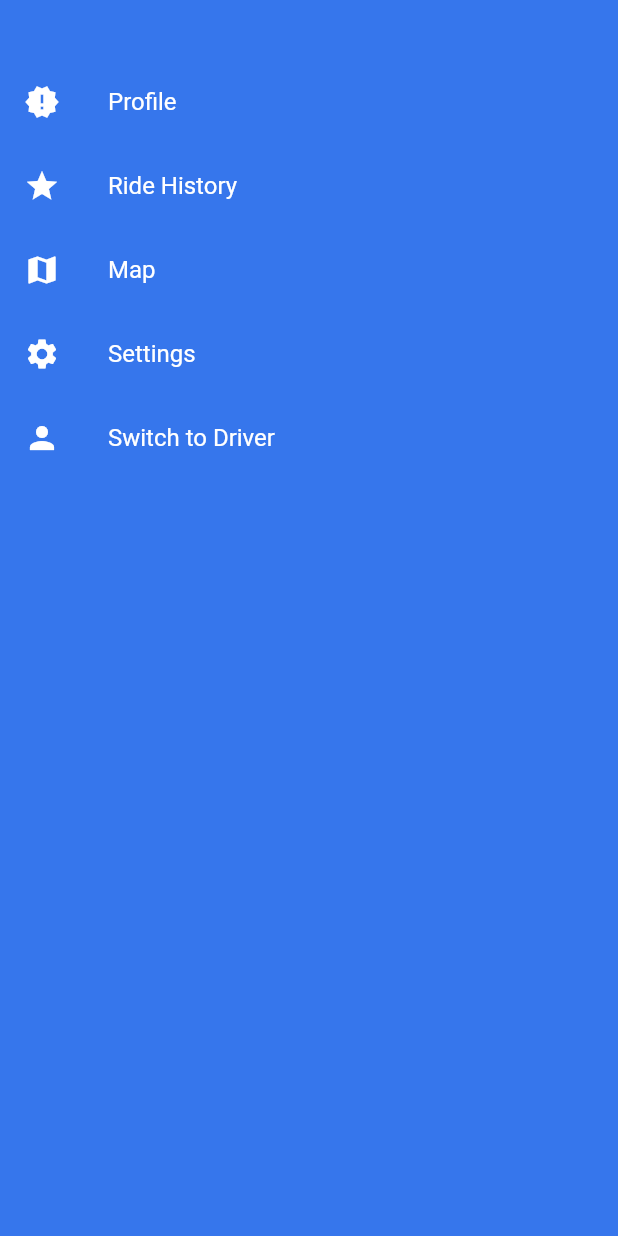
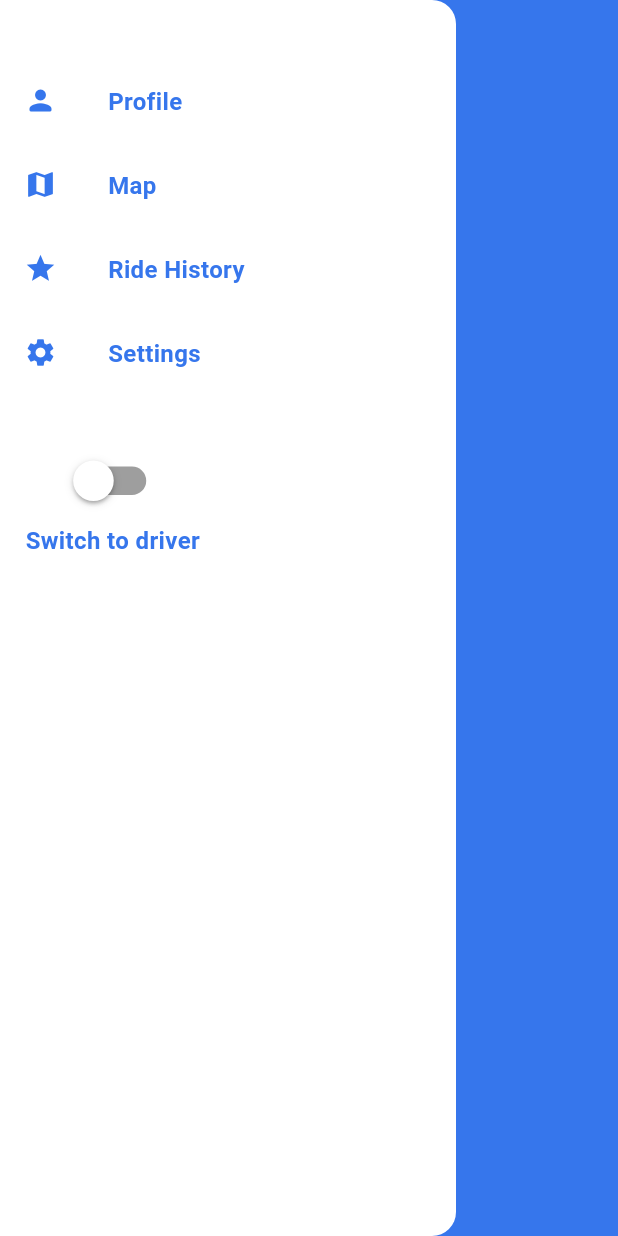
Before and after one commit to Ghulam213/hopOn-car-pooling-app, a Flutter app: the AppDrawer widget shown alone on an empty page, opened directly, on a phone screen of 412 x 824 dp. Run offline on Flutter 3.47's test engine with Material 2 defaults, Android fonts, the phone set to English and light mode, and no system bars; our stand-ins replace carousel_slider, dio, easy_localization, file_picker, firebase_messaging, flutter_mobx and 7 more; missing offline and left inert: android_sms_retriever, country_list_pick, mapbox_gl, numeric_keyboard, phone_number; accounts and stored records are empty; generated files the repository leaves out were written again; network calls fail; statements that could not run were skipped; project files that could hold a hidden picture were left out.

Commit message:
final defence 1

```diff
--- a/frontend/lib/Utils/helpers.dart
+++ b/frontend/lib/Utils/helpers.dart
@@ -22,8 +22,8 @@ void setSharedPrefs(String key, String value) async {
 }
 
 LatLng getLatLngFromSharedPrefs() {
-  return LatLng(sharedPreferences.getDouble('latitude') ?? 23.3,
-      sharedPreferences.getDouble('longitude') ?? 70.3);
+  return LatLng(sharedPreferences.getDouble('latitude') ?? 33.6844,
+      sharedPreferences.getDouble('longitude') ?? 73.0479);
 }
 
 LatLng getLatLngFromRestaurantData(int index) {
--- a/frontend/lib/core/auth/screens/otp_screen.dart
+++ b/frontend/lib/core/auth/screens/otp_screen.dart
@@ -185,7 +185,7 @@ class _OtpPageState extends State<OtpPage> {
                                     'An 6 digit code hase been sent to ${widget.phoneNumber}'),
                                 style: Theme.of(context)
                                     .textTheme
-                                    .bodyText1!
+                                    .bodyMedium!
                                     .copyWith(
                                         fontWeight: FontWeight.w400,
                                         fontSize: 14,
@@ -222,7 +222,7 @@ class _OtpPageState extends State<OtpPage> {
                           rightButtonFn: () {
                             Navigator.of(context).push(
                               MaterialPageRoute(
-                                  builder: (_) => ProfileScreen()),
+                                  builder: (_) => MapScreen()),
                             );
                             // if (widget.otpmode == 'login') {
                             //   loginStore.validateOtpAndLogin(
--- a/frontend/lib/core/map/screens/home.dart
+++ b/frontend/lib/core/map/screens/home.dart
@@ -8,6 +8,7 @@ import 'package:mapbox_gl/mapbox_gl.dart';
 import '../../../Utils/constants.dart';
 import '../../../Utils/helpers.dart';
 import '../../profile/widgets/registration_modal.dart';
+import '../../widgets/drawer.dart';
 import '../widgets/coursel_card.dart';
 
 class MapScreen extends StatefulWidget {
@@ -120,6 +121,7 @@ class _MapScreenState extends State<MapScreen> {
                   items: carouselItems,
                   options: CarouselOptions(
                       height: 110,
+
                       viewportFraction: 0.6,
                       initialPage: 0,
                       enableInfiniteScroll: false,
@@ -142,54 +144,9 @@ class _MapScreenState extends State<MapScreen> {
         },
         child: const Icon(
           Icons.my_location,
-          color: AppColors.FONT_GRAY,
+          color: Colors.white,
         ),
       ),
     );
   }
 }
-
-class AppDrawer extends StatelessWidget {
-  final double width;
-  const AppDrawer({Key? key, required this.width}) : super(key: key);
-
-  @override
-  Widget build(BuildContext context) {
-    return Drawer(
-      child: Theme(
-        data: ThemeData(brightness: Brightness.dark),
-        child: SizedBox(
-          width: width,
-          height: double.infinity,
-          child: Column(
-            crossAxisAlignment: CrossAxisAlignment.start,
-            mainAxisSize: MainAxisSize.max,
-            children: [
-              const SizedBox(height: 40),
-              const ListTile(
-                leading: Icon(Icons.new_releases),
-                title: Text('Profile'),
-              ),
-              const ListTile(
-                leading: Icon(Icons.star),
-                title: Text('Ride History'),
-              ),
-              const ListTile(
-                leading: Icon(Icons.map),
-                title: Text('Map'),
-              ),
-              const ListTile(
-                leading: Icon(Icons.settings),
-                title: Text('Settings'),
-              ),
-              const ListTile(
-                leading: Icon(Icons.person),
-                title: Text('Switch to Driver'),
-              ),
-            ],
-          ),
-        ),
-      ),
-    );
-  }
-}
--- a/frontend/lib/core/profile/screens/edit_rider_profile_screen.dart
+++ b/frontend/lib/core/profile/screens/edit_rider_profile_screen.dart
@@ -75,7 +75,7 @@ class _EditProfileScreenState extends State<EditProfileScreen> {
         child: Column(
           children: [
             SizedBox(
-              height: _config.uiHeightPx * 0.6,
+              height: _config.uiHeightPx * 0.5,
               child: SingleChildScrollView(
                 physics: const AlwaysScrollableScrollPhysics(),
                 child: Column(
--- /dev/null
+++ b/frontend/lib/core/widgets/drawer.dart
@@ -0,0 +1,112 @@
+import 'package:flutter/material.dart';
+import 'package:hop_on/core/map/screens/home.dart';
+import 'package:hop_on/core/profile/screens/profile_screen.dart';
+
+import '../../Utils/colors.dart';
+import '../../config/sizeconfig/size_config.dart';
+
+class AppDrawer extends StatefulWidget {
+  final double width;
+  const AppDrawer({Key? key, required this.width}) : super(key: key);
+
+  @override
+  State<AppDrawer> createState() => _AppDrawerState();
+}
+
+class _AppDrawerState extends State<AppDrawer> {
+  final SizeConfig _config = SizeConfig();
+  bool isDriver = false;
+
+  @override
+  Widget build(BuildContext context) {
+    var textStyle = Theme.of(context).textTheme.bodyMedium!.copyWith(
+        fontSize: 16,
+        fontWeight: FontWeight.w600,
+        height: 1.0,
+        color: AppColors.PRIMARY_500);
+
+    return Drawer(
+      backgroundColor: AppColors.LM_BACKGROUND_BASIC,
+      child: Theme(
+        data: ThemeData(brightness: Brightness.light),
+        child: SizedBox(
+          width: widget.width,
+          height: double.infinity,
+          child: Column(
+            crossAxisAlignment: CrossAxisAlignment.start,
+            mainAxisSize: MainAxisSize.max,
+            children: <Widget>[
+              const SizedBox(height: 40),
+              ListTile(
+                leading: Icon(Icons.person_rounded,
+                    size: 22, color: AppColors.PRIMARY_500),
+                title: Text('Profile', style: textStyle),
+                onTap: () => {
+                  Navigator.of(context).push(
+                    MaterialPageRoute(builder: (_) => ProfileScreen()),
+                  )
+                },
+              ),
+              ListTile(
+                leading:
+                    Icon(Icons.map, size: 22, color: AppColors.PRIMARY_500),
+                title: Text('Map', style: textStyle),
+                onTap: () => {
+                  Navigator.of(context).push(
+                    MaterialPageRoute(builder: (_) => MapScreen()),
+                  )
+                },
+              ),
+              ListTile(
+                leading:
+                    Icon(Icons.star, size: 22, color: AppColors.PRIMARY_500),
+                title: Text('Ride History', style: textStyle),
+              ),
+              ListTile(
+                leading: Icon(Icons.settings,
+                    size: 22, color: AppColors.PRIMARY_500),
+                title: Text('Settings', style: textStyle),
+              ),
+              const SizedBox(height: 20),
+              ListTile(
+                title: Padding(
+                  padding: const EdgeInsets.only(left: 1.0),
+                  child: Align(
+                    alignment: Alignment.centerLeft,
+                    child: Column(
+                      children: [
+                        SizedBox(
+                          width: _config.sw(20).toDouble(),
+                          height: _config.sh(65).toDouble(),
+                          child: FittedBox(
+                            fit: BoxFit.fitHeight,
+                            child: Switch.adaptive(
+                              trackColor:
+                                  MaterialStateProperty.all(Colors.black38),
+                              activeColor: AppColors.LM_BACKGROUND_BASIC,
+                              inactiveThumbColor: AppColors.LM_BACKGROUND_BASIC,
+                              activeThumbImage:
+                                  const AssetImage('assets/images/carpool.png'),
+                              inactiveThumbImage:
+                                  const AssetImage('assets/images/driver.png'),
+                              value: isDriver,
+                              onChanged: (value) => setState(() {
+                                isDriver = !isDriver;
+                              }),
+                            ),
+                          ),
+                        ),
+                        Text(isDriver ? 'Switch to rider' : 'Switch to driver',
+                            style: textStyle),
+                      ],
+                    ),
+                  ),
+                ),
+              ),
+            ],
+          ),
+        ),
+      ),
+    );
+  }
+}
--- a/frontend/lib/main.dart
+++ b/frontend/lib/main.dart
@@ -123,7 +123,6 @@ class _AppState extends State<App> with WidgetsBindingObserver {
                     height: size.height,
                     width: size.width,
                     allowFontScaling: true);
-
                 return const SplashScreen();
               },
             ),
```
Also changed, not shown: frontend/lib/core/auth/screens/signup_screen.dart (+30 -3 lines), frontend/lib/core/map/widgets/coursel_card.dart (+48 -4 lines), frontend/assets/images/carpool.png (added), frontend/assets/images/driver.png (added).
